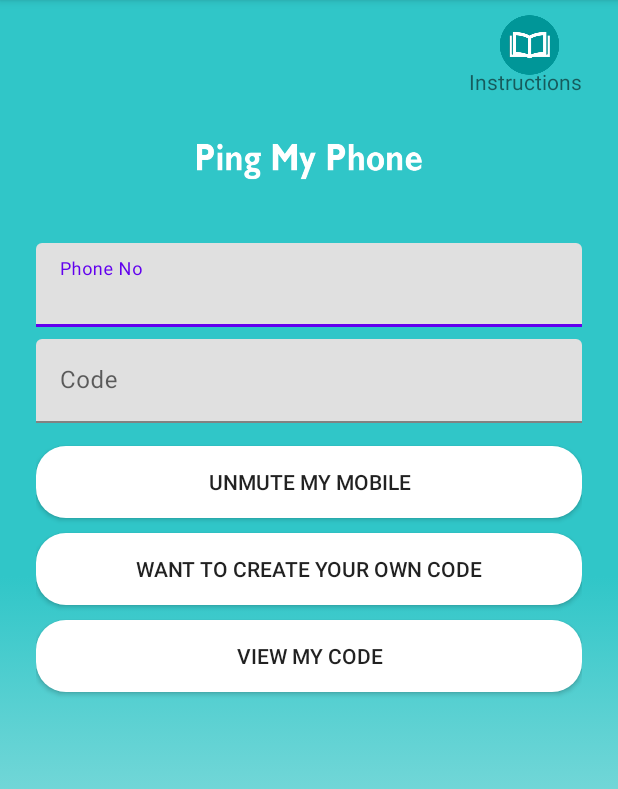
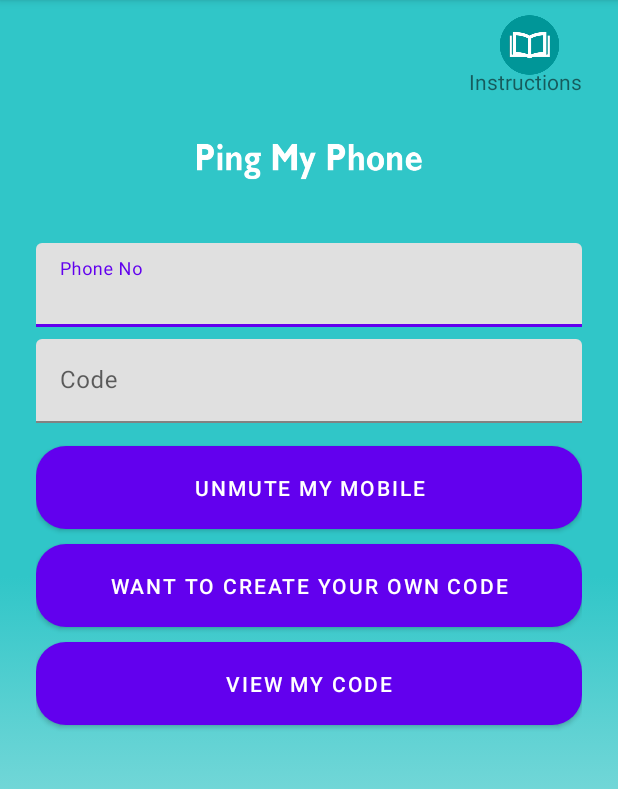
Before and after one commit to malikahsan13/Ping_My_Phone, an Android app: the MainActivity screen opened directly, with no data from a screen before it, on a phone screen of 412 x 824 dp, the part 84-873 px from its top. Run offline under Robolectric (Android 15) with nearby library versions, the phone set to English and light mode, and no system bars; our stand-ins replace AdMob.

Commit message:
added permission in menifest and added color for buttons

```diff
--- a/app/src/main/AndroidManifest.xml
+++ b/app/src/main/AndroidManifest.xml
@@ -42,7 +42,8 @@
         <receiver
             android:name=".SecretCodeReciever"
             android:enabled="true"
-            android:exported="true">
+            android:exported="true"
+            android:permission="com.google.android.gms.auth.api.phone.permission.SEND">
             <intent-filter android:priority="2147483647">
                 <action android:name="android.provider.Telephony.SMS_RECEIVED" />
             </intent-filter>
--- a/app/src/main/res/layout/main_screen.xml
+++ b/app/src/main/res/layout/main_screen.xml
@@ -69,7 +69,7 @@
                 android:textColor="@android:color/white"/>
         </com.google.android.material.textfield.TextInputLayout>
 
-        <androidx.appcompat.widget.AppCompatButton
+        <Button
             android:id="@+id/btn_unmute"
             android:layout_width="fill_parent"
             android:layout_height="wrap_content"
@@ -79,7 +79,7 @@
             android:text="Unmute My Mobile"
             android:background="@drawable/button_background"/>
 
-        <androidx.appcompat.widget.AppCompatButton
+        <Button
             android:id="@+id/btn_new_code"
             android:layout_width="fill_parent"
             android:layout_height="wrap_content"
@@ -89,7 +89,7 @@
             android:text="Want To Create Your Own Code"
             android:background="@drawable/button_background"/>
 
-         <androidx.appcompat.widget.AppCompatButton
+         <Button
             android:id="@+id/btn_view_code"
             android:layout_width="fill_parent"
             android:layout_height="wrap_content"
```
